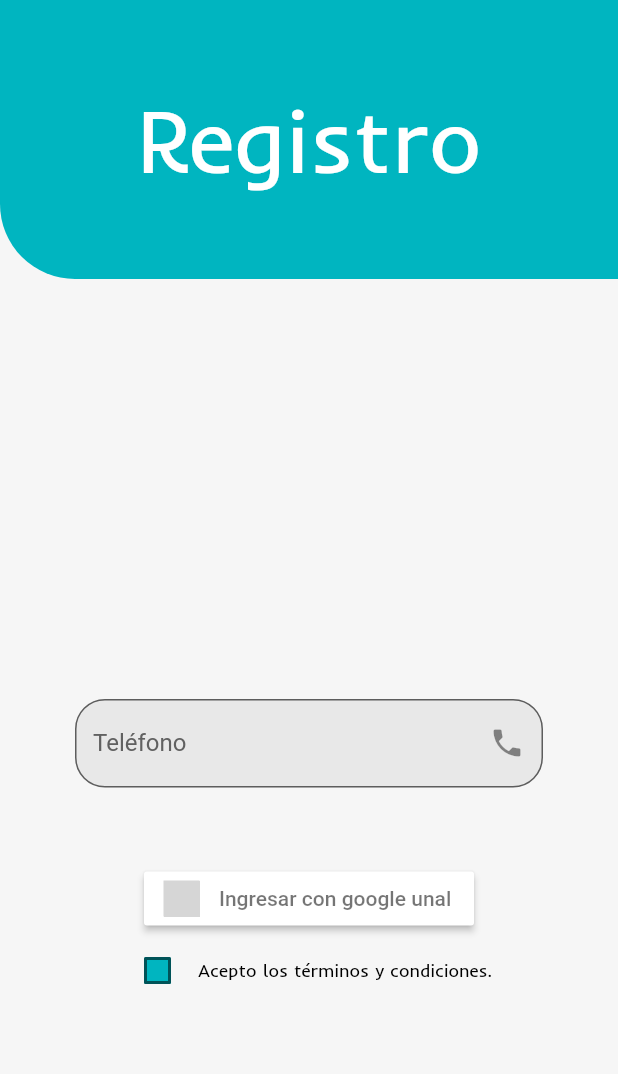
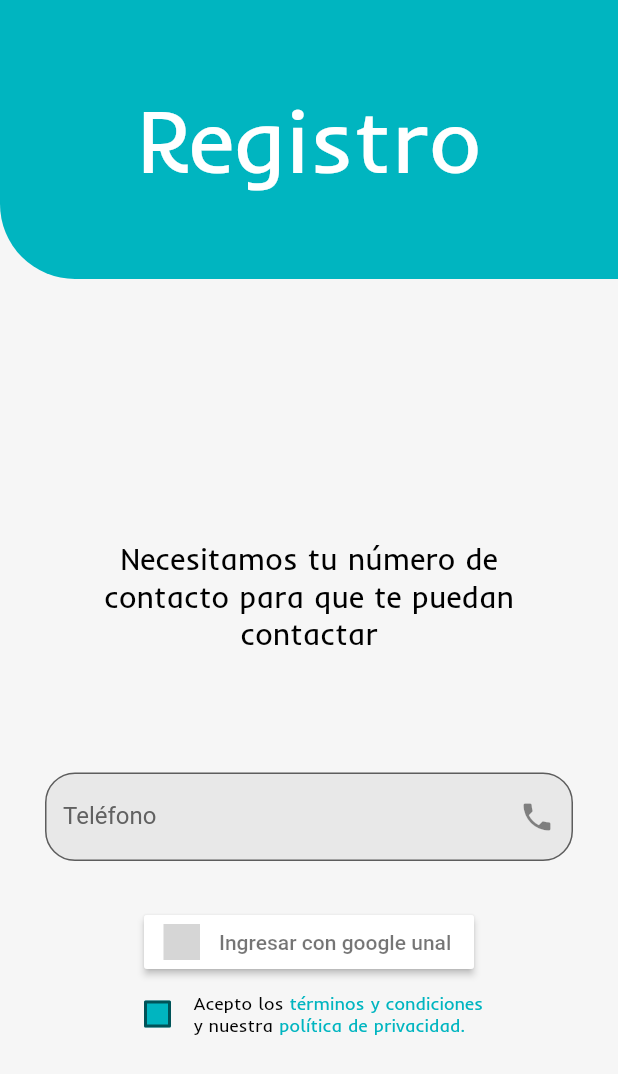
Before and after one commit to alienigena264/chazaUNApp, a Flutter app: the RegistroTrabajadorView screen opened by its route, on a phone screen of 412 x 824 dp. Shown: the top 1074 px of the screen. Run offline on Flutter 3.47's test engine with Material 2 defaults, Android fonts, the phone set to English and light mode, and no system bars; our stand-ins replace cloud_firestore, email_validator, firebase_auth, firebase_core, flutter_signin_button, google_sign_in; accounts and stored records are empty; grey boxes are pictures that could not be loaded.

Commit message:
terminos y condiciones y update a registro trabajador

```diff
--- a/lib/view/registro_trabajador.dart
+++ b/lib/view/registro_trabajador.dart
@@ -3,8 +3,10 @@
 import 'package:chazaunapp/Controller/registro_controller.dart';
 import 'package:chazaunapp/Services/gauth_service.dart';
 import 'package:chazaunapp/view/inicio.dart';
+import 'package:flutter/gestures.dart';
 import 'package:flutter/material.dart';
 import 'package:flutter_signin_button/flutter_signin_button.dart';
+import 'package:url_launcher/url_launcher.dart';
 
 import 'colors.dart';
 
@@ -37,14 +39,21 @@ class _RegistroTrabajadorState extends State<RegistroTrabajadorView> {
           child: Column(
             children: [
               const Title(), //Banner azul
-              const Flexible(
-                  //espacio
-                  flex: 1,
-                  child: SizedBox(
-                    height: 230,
-                  )),
+              const Spacer(),
+              const Padding(
+                padding: EdgeInsets.all(50.0),
+                child: Text(
+                  'Necesitamos tu número de contacto para que te puedan contactar',
+                  style: TextStyle(
+                      color: Colors.black, // Establece el color del texto
+                      fontSize: 20.0, // Establece el tamaño del texto
+                      fontFamily: "Inder",
+                      fontWeight: FontWeight.normal),
+                  textAlign: TextAlign.center,
+                ),
+              ),
               Padding(
-                padding: const EdgeInsets.all(50.0),
+                padding: const EdgeInsets.all(30.0),
                 child: TextFormField(
                   autovalidateMode: AutovalidateMode.onUserInteraction,
                   controller: phoneController,
@@ -66,6 +75,7 @@ class _RegistroTrabajadorState extends State<RegistroTrabajadorView> {
               const LoginButton(),
               const Center(
                   child: AgreeCheck()), //checkbox de terminos y condiciones
+              const Spacer(),
             ],
           )),
     );
@@ -185,16 +195,52 @@ class _Checkbox extends State<AgreeCheck> {
                     isChecked = value!;
                   });
                 }),
-            const Expanded(
-                child: Text(
-              'Acepto los términos y condiciones.', // el texto que quieres mostrar
-              style: TextStyle(
-                  color: Colors.black, // Establece el color del texto
-                  fontSize: 12.0, // Establece el tamaño del texto
-                  fontFamily: "Inder",
-                  fontWeight: FontWeight.normal),
-              textAlign: TextAlign.center,
-            )),
+            Expanded(
+                child: RichText(
+                    text: TextSpan(children: [
+              const TextSpan(
+                text: 'Acepto los ', // el texto que quieres mostrar
+                style: TextStyle(
+                    color: Colors.black, // Establece el color del texto
+                    fontSize: 12.0, // Establece el tamaño del texto
+                    fontFamily: "Inder",
+                    fontWeight: FontWeight.normal),
+              ),
+              TextSpan(
+                  text: 'términos y condiciones',
+                  style: const TextStyle(
+                      color: colorPrincipal, // Establece el color del texto
+                      fontSize: 12.0, // Establece el tamaño del texto
+                      fontFamily: "Inder",
+                      fontWeight: FontWeight.normal),
+                  recognizer: TapGestureRecognizer()
+                    ..onTap = () async {
+                      const String terminos =
+                          'https://doc-hosting.flycricket.io/chazaunapp-terms-of-use/61d6b708-bd87-4bb3-8392-cc8b9ab1fe48/terms';
+                      launchUrl(Uri.parse(terminos));
+                    }),
+              const TextSpan(
+                text: ' y nuestra ', // el texto que quieres mostrar
+                style: TextStyle(
+                    color: Colors.black, // Establece el color del texto
+                    fontSize: 12.0, // Establece el tamaño del texto
+                    fontFamily: "Inder",
+                    fontWeight: FontWeight.normal),
+              ),
+              TextSpan(
+                  text: 'política de privacidad.',
+                  style: const TextStyle(
+                      color: colorPrincipal, // Establece el color del texto
+                      fontSize: 12.0, // Establece el tamaño del texto
+                      fontFamily: "Inder",
+                      fontWeight: FontWeight.normal),
+                  recognizer: TapGestureRecognizer()
+                    ..onTap = () async {
+                      const String politica =
+                          'https://doc-hosting.flycricket.io/chazaunapp-privacy-policy/f674154c-f1f3-4291-a55f-77743561a2b2/privacy';
+                      launchUrl(Uri.parse(politica));
+                    })
+            ]))),
           ],
         ));
   }
--- a/pubspec.yaml
+++ b/pubspec.yaml
@@ -41,6 +41,7 @@ dependencies:
   firebase_auth: ^4.5.0
   email_validator: ^2.1.17
   cloud_firestore: ^4.6.0
+  url_launcher: ^6.1.11
 
 dev_dependencies:
   flutter_test:
```
Also changed, not shown: pubspec.lock, 6 other files.
